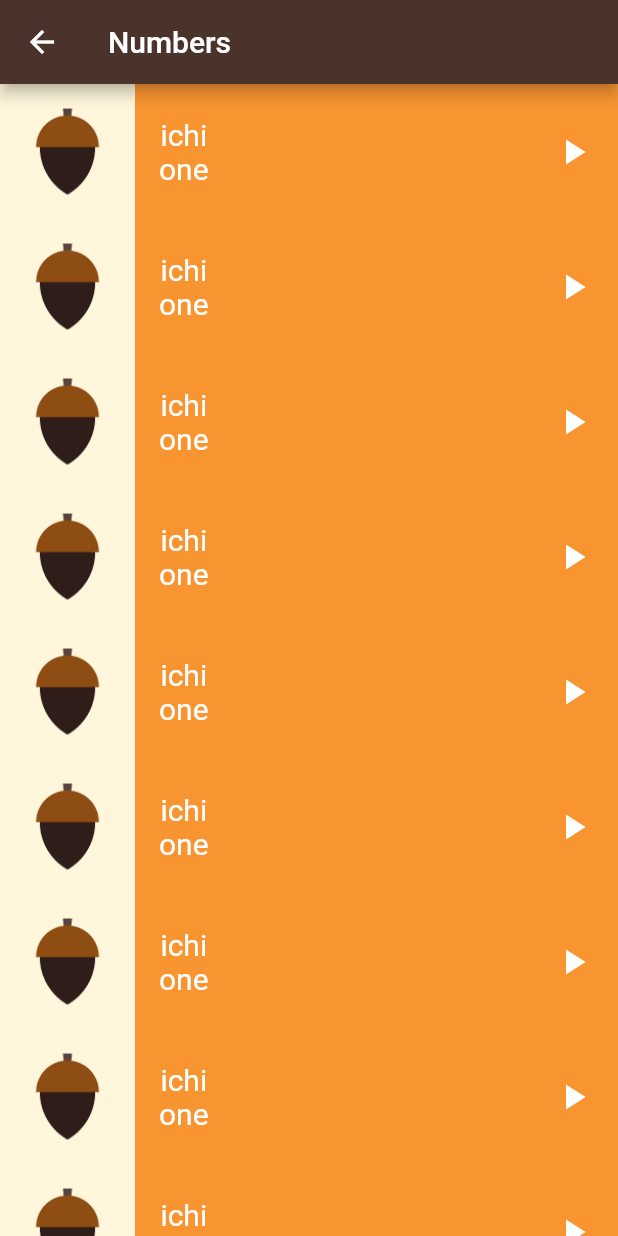
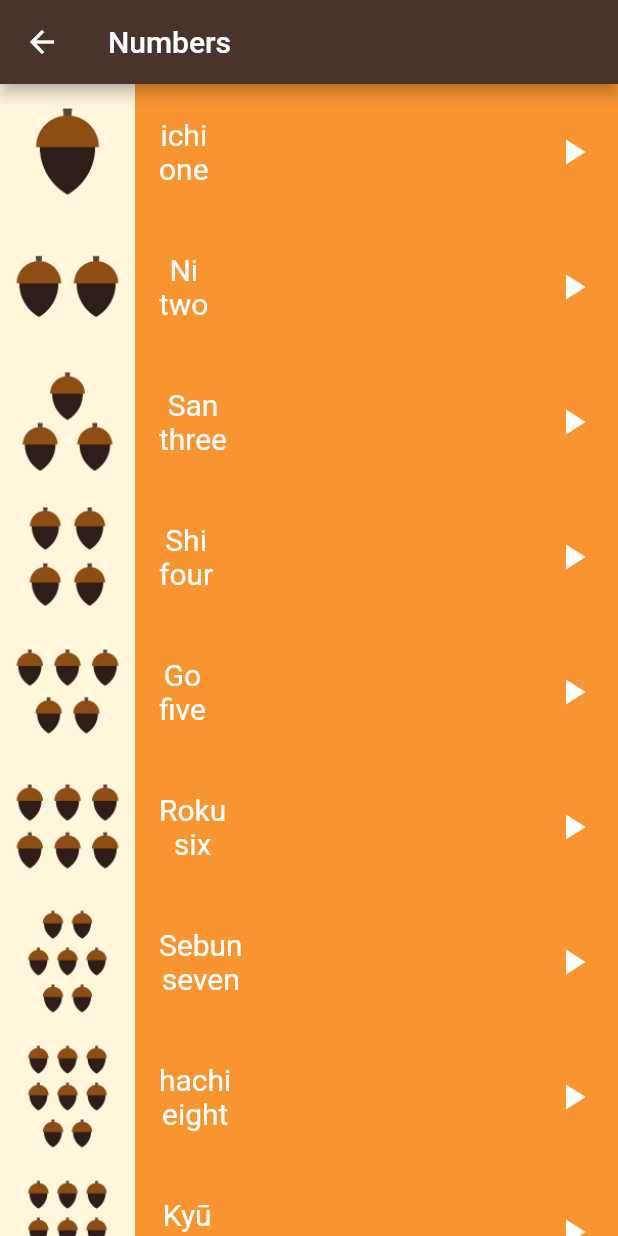
Before and after one commit to mostafamouharm/TokuApp, a Flutter app: the NumbersPage screen opened directly, on a phone screen of 412 x 824 dp. Run offline on Flutter 3.47's test engine with Material 2 defaults, Android fonts, the light colour scheme and no system bars.

Commit message:
Toku App

```diff
--- a/lib/screens/numbers_page.dart
+++ b/lib/screens/numbers_page.dart
@@ -5,10 +5,58 @@
 
 class NumbersPage extends StatelessWidget {
   const NumbersPage({Key? key}) : super(key: key);
-  final Number one = const Number(
+
+  final List<Number> numbers = const [
+    Number(
         image: 'assets/images/numbers/number_one.png',
         jpName: 'ichi',
-      enName: 'one');
+        enName: 'one'),
+    Number(
+      jpName: 'Ni',
+      enName: 'two',
+      image: 'assets/images/numbers/number_two.png',
+    ),
+    Number(
+      jpName: 'San',
+      enName: 'three',
+      image: 'assets/images/numbers/number_three.png',
+    ),
+    Number(
+      jpName: 'Shi',
+      enName: 'four',
+      image: 'assets/images/numbers/number_four.png',
+    ),
+    Number(
+      jpName: 'Go',
+      enName: 'five',
+      image: 'assets/images/numbers/number_five.png',
+    ),
+    Number(
+      jpName: 'Roku',
+      enName: 'six',
+      image: 'assets/images/numbers/number_six.png',
+    ),
+    Number(
+      jpName: 'Sebun',
+      enName: 'seven',
+      image: 'assets/images/numbers/number_seven.png',
+    ),
+    Number(
+      jpName: 'hachi',
+      enName: 'eight',
+      image: 'assets/images/numbers/number_eight.png',
+    ),
+    Number(
+      jpName: 'Kyū',
+      enName: 'nine',
+      image: 'assets/images/numbers/number_nine.png',
+    ),
+    Number(
+      jpName: 'Jū',
+      enName: 'ten',
+      image: 'assets/images/numbers/number_ten.png',
+    ),
+  ];
 
   @override
   Widget build(BuildContext context) {
@@ -17,21 +65,13 @@
         backgroundColor: const Color(0xff49332A),
         title: Text('Numbers'),
       ),
-        body: ListView(
-          children: [
-            Item(number: one),
-            Item(number: one),
-            Item(number: one),
-            Item(number: one),
-            Item(number: one),
-            Item(number: one),
-            Item(number: one),
-            Item(number: one),
-            Item(number: one),
-            Item(number: one),
-            Item(number: one),
-            Item(number: one),
-          ],
-        ));
+      body: ListView.builder(
+        itemCount: numbers.length,
+        itemBuilder: (context, index) {
+          return Item(number: numbers[index]);
+        },
+      ),
+    );
   }
+
 }
```
Lines whose indentation alone changed are shown as unchanged.
